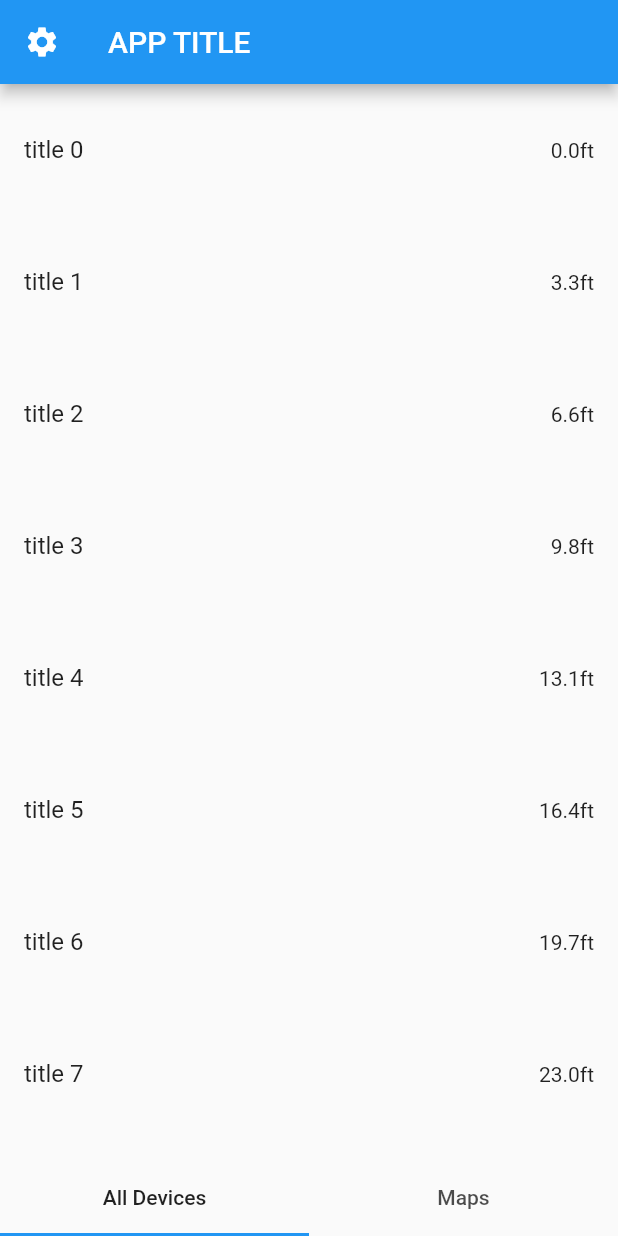
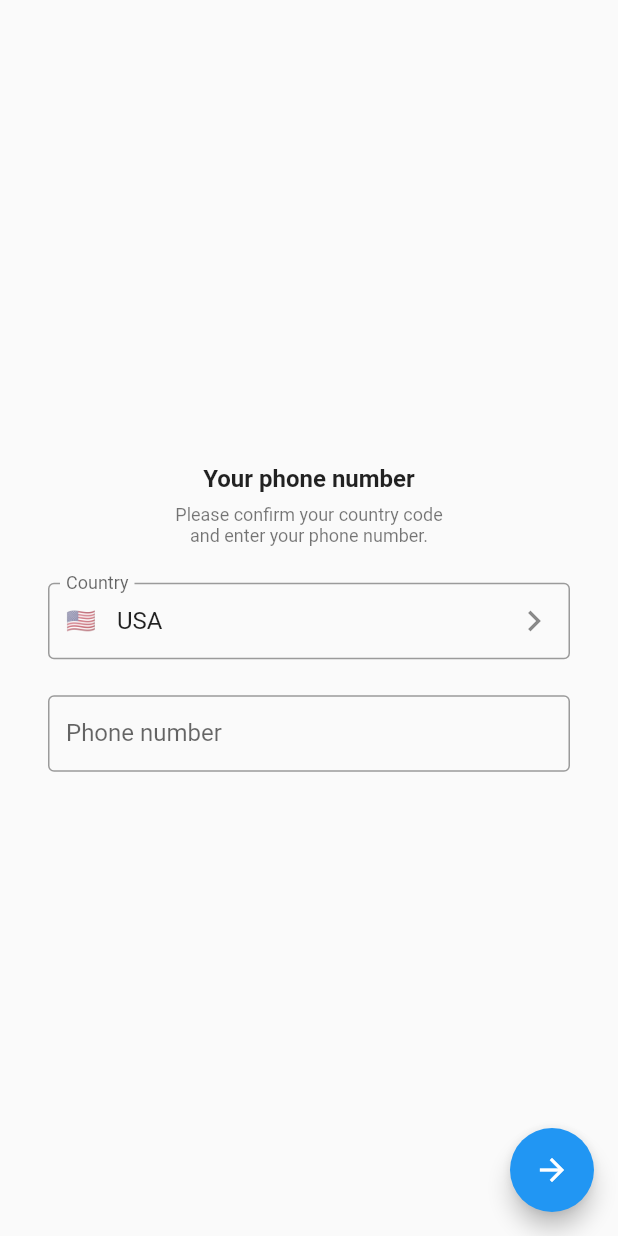
Before and after one commit to amadeus97/telegram_flutter, a Flutter app: the screen it shows after launch, on a phone screen of 412 x 824 dp. Run offline on Flutter 3.47's test engine with Material 2 defaults, Android fonts, the phone set to English and light mode, and no system bars; our stand-ins replace gap, get_it, get_it_mixin, shared_preferences.

Commit message:
feat: :sparkles: adds authentication and country_selection pages

```diff
--- /dev/null
+++ b/lib/logic/data/country.dart
@@ -0,0 +1,15 @@
+class Country {
+  Country(this.name, this.code, this.flag);
+
+  final String name;
+  final String code;
+  final String flag;
+
+  factory Country.fromJson(Map<String, dynamic> json) {
+    return Country(
+      json['name'],
+      json['code'],
+      json['flag'],
+    );
+  }
+}
--- a/lib/logic/settings_manager.dart
+++ b/lib/logic/settings_manager.dart
@@ -10,6 +10,8 @@ class SettingsManager {
   /// Bind a `_scheduleSave` call to each notifier as a side-effect
   late final darkMode = ValueNotifier<bool>(false)..addListener(_scheduleSave);
   late final useMetric = ValueNotifier<bool>(false)..addListener(_scheduleSave);
+  late final authenticated = ValueNotifier<bool>(false)
+    ..addListener(_scheduleSave);
 
   final _saveFile = SavedMap('settings');
 
@@ -17,6 +19,7 @@ class SettingsManager {
     await _saveFile.save({
       'darkMode': darkMode.value,
       'useMetric': useMetric.value,
+      'authenticated': authenticated.value,
     });
   }
 
@@ -24,6 +27,7 @@ class SettingsManager {
     final map = await _saveFile.load();
     darkMode.value = map['darkMode'] ?? false;
     useMetric.value = map['useMetric'] ?? false;
+    authenticated.value = map['authenticated'] ?? false;
   }
 
   // Todo: debounce instead of scheduleMicrotask
--- a/lib/ui/main_app.dart
+++ b/lib/ui/main_app.dart
@@ -1,15 +1,17 @@
 import 'dart:async';
 
 import 'package:flutter/material.dart';
+import 'package:get_it/get_it.dart';
+import 'package:get_it_mixin/get_it_mixin.dart';
+import 'package:telegram_flutter/main.dart';
 import 'package:telegram_flutter/logic/app_manager.dart';
 import 'package:telegram_flutter/logic/settings_manager.dart';
-import 'package:telegram_flutter/main.dart';
 import 'package:telegram_flutter/ui/modals/settings_drawer.dart';
+import 'package:telegram_flutter/ui/pages/authentication_page.dart';
+import 'package:telegram_flutter/ui/pages/country_selection_page.dart';
 import 'package:telegram_flutter/ui/pages/list_devices_page.dart';
 import 'package:telegram_flutter/ui/pages/maps_page.dart';
 import 'package:telegram_flutter/ui/pages/splash_page.dart';
-import 'package:get_it/get_it.dart';
-import 'package:get_it_mixin/get_it_mixin.dart';
 
 class MainApp extends StatefulWidget with GetItStatefulWidgetMixin {
   MainApp({Key? key}) : super(key: key);
@@ -39,11 +41,29 @@ class _MainAppState extends State<MainApp> with GetItStateMixin {
   Widget build(BuildContext context) {
     bool bootstrapComplete = watchX((AppManager m) => m.isBootstrapComplete);
     bool useDarkMode = watchX((SettingsManager m) => m.darkMode);
+    bool authenticated = watchX((SettingsManager m) => m.authenticated);
     return bootstrapComplete == false
         ? const SplashPage()
         : MaterialApp(
             theme: useDarkMode ? ThemeData.dark() : ThemeData.light(),
-            home: const _MainAppScaffold(),
+            initialRoute: authenticated ? '/' : 'authentication',
+            onGenerateRoute: (RouteSettings routeSettings) {
+              return MaterialPageRoute<void>(
+                settings: routeSettings,
+                builder: (BuildContext context) {
+                  switch (routeSettings.name) {
+                    case '/':
+                      return const _MainAppScaffold();
+                    case 'authentication':
+                      return const AuthenticationPage();
+                    case 'country_selection':
+                      return const CountrySelectionPage();
+                    default:
+                      return const _MainAppScaffold();
+                  }
+                },
+              );
+            },
           );
   }
 }
--- /dev/null
+++ b/lib/ui/pages/authentication_page.dart
@@ -0,0 +1,129 @@
+import 'dart:async';
+
+import 'package:flutter/material.dart';
+import 'package:gap/gap.dart';
+import 'package:telegram_flutter/main.dart';
+import 'package:telegram_flutter/logic/data/country.dart';
+
+class AuthenticationPage extends StatefulWidget {
+  const AuthenticationPage({super.key});
+
+  @override
+  State<AuthenticationPage> createState() => _AuthenticationPageState();
+}
+
+class _AuthenticationPageState extends State<AuthenticationPage> {
+  late FocusScopeNode _focusScope;
+
+  final _countryController = TextEditingController();
+  final _numberController = TextEditingController();
+
+  Country country = Country('USA', '+1', '🇺🇸');
+
+  void initialize() {
+    _numberController.text = '';
+    _countryController.text = country.name;
+    setState(() => _focusScope = FocusScope.of(context));
+  }
+
+  @override
+  void initState() {
+    super.initState();
+    scheduleMicrotask(initialize);
+  }
+
+  @override
+  void dispose() {
+    _countryController.dispose();
+    _numberController.dispose();
+    super.dispose();
+  }
+
+  @override
+  Widget build(BuildContext context) {
+    void selectCountry() async {
+      final response = await app.navigateTo(context, 'country_selection');
+      if (response != null) {
+        country = response;
+        initialize();
+      }
+      _focusScope.nextFocus();
+    }
+
+    return Scaffold(
+      floatingActionButton: FloatingActionButton(
+        onPressed: () {
+          settings.authenticated.value = true;
+          app.navigateTo(context, '/');
+        },
+        child: const Icon(Icons.arrow_forward),
+      ),
+      body: Padding(
+        padding: const EdgeInsets.symmetric(horizontal: 32.0),
+        child: Column(
+          mainAxisAlignment: MainAxisAlignment.center,
+          crossAxisAlignment: CrossAxisAlignment.stretch,
+          children: [
+            Text(
+              'Your phone number',
+              textAlign: TextAlign.center,
+              style: Theme.of(context).textTheme.titleMedium!.copyWith(
+                    fontWeight: FontWeight.w700,
+                  ),
+            ),
+            const Gap(8),
+            Text(
+              'Please confirm your country code\nand enter your phone number.',
+              textAlign: TextAlign.center,
+              style: Theme.of(context).textTheme.bodySmall,
+            ),
+            const Gap(24),
+            TextField(
+              controller: _countryController,
+              onTap: selectCountry,
+              readOnly: true,
+              decoration: InputDecoration(
+                isDense: true,
+                label: const Text('Country'),
+                prefix: Container(
+                  margin: const EdgeInsets.only(right: 14),
+                  child: Text(country.flag),
+                ),
+                suffixIcon: const Icon(
+                  Icons.chevron_right,
+                  size: 28,
+                ),
+                border: const OutlineInputBorder(),
+              ),
+            ),
+            const Gap(24),
+            TextField(
+              controller: _numberController,
+              keyboardType: TextInputType.phone,
+              decoration: InputDecoration(
+                isDense: true,
+                label: const Text('Phone number'),
+                prefix: Container(
+                  margin: const EdgeInsets.only(right: 12),
+                  constraints: const BoxConstraints(
+                    minWidth: 58,
+                  ),
+                  decoration: BoxDecoration(
+                    border: Border(
+                      right: BorderSide(
+                        width: 1.5,
+                        color: Theme.of(context).dividerColor,
+                      ),
+                    ),
+                  ),
+                  child: Text(country.code),
+                ),
+                border: const OutlineInputBorder(),
+              ),
+            ),
+          ],
+        ),
+      ),
+    );
+  }
+}
--- /dev/null
+++ b/lib/ui/pages/country_selection_page.dart
@@ -0,0 +1,118 @@
+import 'dart:async' show Future;
+import 'dart:convert';
+
+import 'package:flutter/material.dart';
+import 'package:flutter/services.dart' show rootBundle;
+import 'package:flutter/services.dart';
+import 'package:telegram_flutter/logic/data/country.dart';
+
+class CountrySelectionPage extends StatefulWidget {
+  const CountrySelectionPage({super.key});
+
+  @override
+  State<CountrySelectionPage> createState() => _CountrySelectionPageState();
+}
+
+class _CountrySelectionPageState extends State<CountrySelectionPage> {
+  final controller = TextEditingController();
+
+  List<Country> countries = [];
+  bool isSearching = false;
+
+  @override
+  void initState() {
+    super.initState();
+    controller.addListener(() => setState(() {}));
+    loadJsonData().then((value) => setState(() => countries = value));
+  }
+
+  @override
+  void dispose() {
+    controller.dispose();
+    super.dispose();
+  }
+
+  Future<List<Country>> loadJsonData() async {
+    var jsonText = await rootBundle.loadString('assets/countries.json');
+    final decodedJson = json.decode(jsonText) as List<dynamic>;
+
+    return decodedJson.map((e) => Country.fromJson(e)).toList();
+  }
+
+  @override
+  Widget build(BuildContext context) {
+    return WillPopScope(
+      onWillPop: () async {
+        if (isSearching) {
+          setState(() => isSearching = false);
+          return false;
+        }
+        return true;
+      },
+      child: Scaffold(
+        appBar: AppBar(
+          actions: [
+            if (!isSearching)
+              IconButton(
+                onPressed: () => setState(() => isSearching = true),
+                icon: const Icon(Icons.search),
+              ),
+          ],
+          title: Builder(builder: (context) {
+            if (isSearching) {
+              return TextField(
+                autofocus: true,
+                controller: controller,
+                decoration: const InputDecoration(
+                  hintText: 'Search',
+                  border: InputBorder.none,
+                ),
+              );
+            }
+            return const Text('Choose a country');
+          }),
+        ),
+        body: ListView(
+          children: countries
+              .where(
+                (country) {
+                  if (isSearching && controller.text.isEmpty) {
+                    return true;
+                  }
+                  return country.name
+                      .toLowerCase()
+                      .contains(controller.text.toLowerCase());
+                },
+              )
+              .map(_CountryListTile.new)
+              .toList(),
+        ),
+      ),
+    );
+  }
+}
+
+class _CountryListTile extends StatelessWidget {
+  const _CountryListTile(this.country, {Key? key}) : super(key: key);
+  final Country country;
+
+  @override
+  Widget build(BuildContext context) {
+    void handleTap() {
+      Navigator.of(context).pop(country);
+    }
+
+    return ListTile(
+        onTap: handleTap,
+        contentPadding: const EdgeInsets.symmetric(horizontal: 32),
+        minLeadingWidth: 18,
+        title: Text(country.name),
+        leading: Text(country.flag),
+        trailing: Text(
+          country.code,
+          style: TextStyle(
+            color: Theme.of(context).colorScheme.secondary,
+          ),
+        ));
+  }
+}
--- a/pubspec.yaml
+++ b/pubspec.yaml
@@ -30,6 +30,5 @@ dev_dependencies:
 flutter:
   uses-material-design: true
 
-  # assets:
-    # Add assets from the images directory to the application.
-    # - assets/images/
+  assets:
+    - assets/countries.json
```
Also changed, not shown: assets/countries.json (added, +198 -0 lines).
